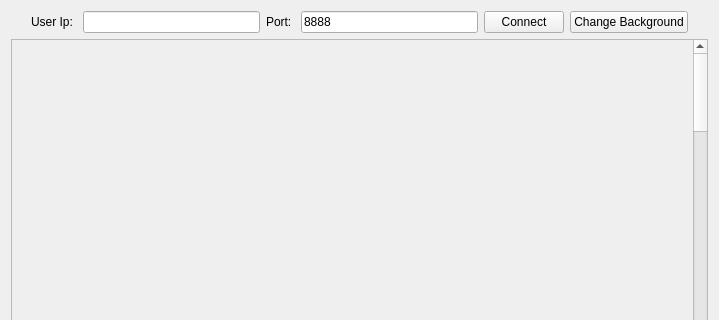
Above: LCS/chatwindow.ui from SeeChen/LCS_lanChatSoftware before the change; both pictures show x 0 to 719 and y 0 to 320 of the 719 by 525 pixel window. Below: the same form after it.
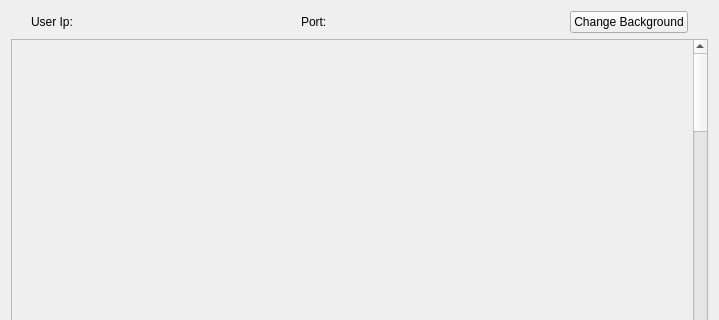
That is the form after the change.

Patch:
```diff
--- a/LCS/chatwindow.ui
+++ b/LCS/chatwindow.ui
@@ -40,33 +40,12 @@
       </widget>
      </item>
      <item>
-      <widget class="QLineEdit" name="lineEditIp">
-       <property name="text">
-        <string/>
-       </property>
-      </widget>
-     </item>
-     <item>
-      <widget class="QLabel" name="labelPort">
+      <widget class="QLabel" name="label_User">
        <property name="text">
         <string>Port: </string>
        </property>
       </widget>
      </item>
-     <item>
-      <widget class="QLineEdit" name="lineEditPort">
-       <property name="text">
-        <string>8888</string>
-       </property>
-      </widget>
-     </item>
-     <item>
-      <widget class="QPushButton" name="pushButtonConnect">
-       <property name="text">
-        <string>Connect</string>
-       </property>
-      </widget>
-     </item>
      <item>
       <widget class="QPushButton" name="pushButtonChangeBg">
        <property name="sizePolicy">
```
Left out of the diff: 2 changed lines with no effect on the pictures.
